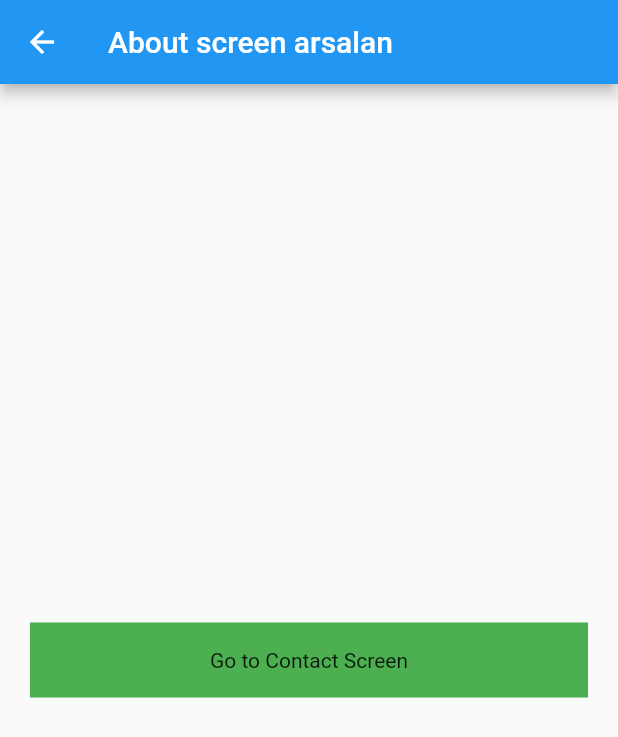
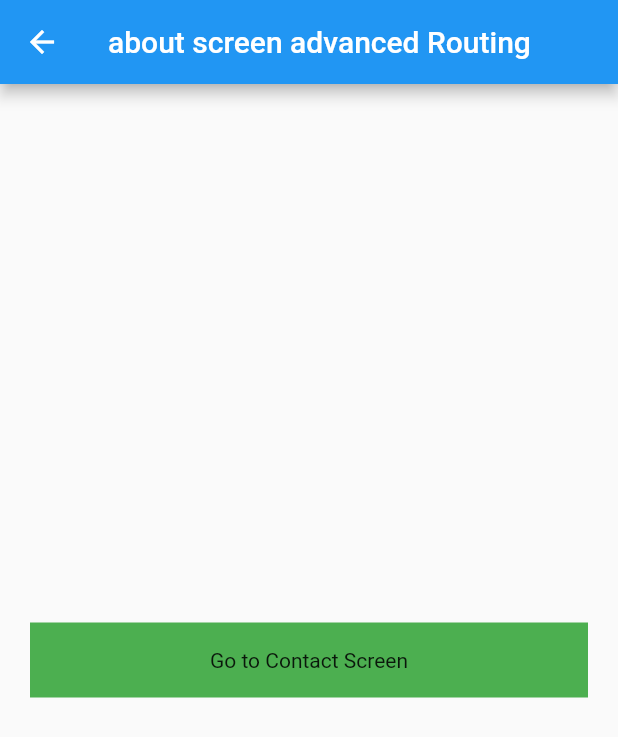
Before and after one commit to arsalan98m/flutter_navigation, a Flutter app: the screen it shows after launch, after a tap on "Got to About Screen", on a phone screen of 412 x 824 dp. Shown: the top 737 px of the screen. Run offline on Flutter 3.47's test engine with Material 2 defaults, Android fonts, the phone set to English and light mode, and no system bars.

Commit message:
advanced named routing

```diff
--- a/lib/about_screen.dart
+++ b/lib/about_screen.dart
@@ -2,19 +2,18 @@ import 'package:flutter/material.dart';
 import 'package:flutter_navigation/contact_screen.dart';
 
 class AboutScreen extends StatelessWidget {
-  static const String routeName = "/about_screen";
+  dynamic data;
 
-  const AboutScreen({
+  AboutScreen({
     Key? key,
+    required this.data,
   }) : super(key: key);
 
   @override
   Widget build(BuildContext context) {
-    final arguments = ModalRoute.of(context)?.settings.arguments as Map;
-
     return Scaffold(
       appBar: AppBar(
-        title: Text("${arguments['title']} ${arguments['name']}"),
+        title: Text("${data['title']} ${data['name']}"),
       ),
       body: SafeArea(
         child: Padding(
--- a/lib/contact_screen.dart
+++ b/lib/contact_screen.dart
@@ -1,8 +1,6 @@
 import 'package:flutter/material.dart';
 
 class ContactScreen extends StatelessWidget {
-  static const String routeName = "/contact_screen";
-
   const ContactScreen({Key? key}) : super(key: key);
 
   @override
--- a/lib/home_screen.dart
+++ b/lib/home_screen.dart
@@ -1,10 +1,9 @@
 import 'package:flutter/material.dart';
 import 'package:flutter_navigation/about_screen.dart';
+import 'package:flutter_navigation/utils/routes_name.dart';
 
-// Named Routes
+// Advanced named routes
 class HomeScreen extends StatelessWidget {
-  static const String routeName = "/home_screen";
-
   const HomeScreen({Key? key}) : super(key: key);
 
   @override
@@ -21,14 +20,11 @@ class HomeScreen extends StatelessWidget {
             children: <Widget>[
               InkWell(
                 onTap: () {
-                  Navigator.pushNamed(
-                    context,
-                    AboutScreen.routeName,
-                    arguments: {
-                      'name': 'arsalan',
-                      'title': 'About screen',
-                    },
-                  );
+                  Navigator.pushNamed(context, RouteName.aboutScreen,
+                      arguments: {
+                        "name": "advanced Routing",
+                        "title": "about screen",
+                      });
                 },
                 child: Container(
                   height: 50,
--- a/lib/main.dart
+++ b/lib/main.dart
@@ -2,6 +2,8 @@ import 'package:flutter/material.dart';
 import 'package:flutter_navigation/about_screen.dart';
 import 'package:flutter_navigation/contact_screen.dart';
 import 'package:flutter_navigation/home_screen.dart';
+import 'package:flutter_navigation/utils/routes.dart';
+import 'package:flutter_navigation/utils/routes_name.dart';
 
 void main() {
   runApp(const MyApp());
@@ -14,16 +16,12 @@ class MyApp extends StatelessWidget {
   @override
   Widget build(BuildContext context) {
     return MaterialApp(
-      title: 'Named Routes',
+      title: 'Advanced Named Routes with onGenerateRoute',
       theme: ThemeData(
         primarySwatch: Colors.blue,
       ),
-      routes: {
-        HomeScreen.routeName: (context) => const HomeScreen(),
-        AboutScreen.routeName: (context) => const AboutScreen(),
-        ContactScreen.routeName: (context) => const ContactScreen(),
-      },
-      initialRoute: HomeScreen.routeName,
+      onGenerateRoute: Routes.generateRoute,
+      initialRoute: RouteName.homeScreen,
     );
   }
 }
--- /dev/null
+++ b/lib/utils/routes.dart
@@ -0,0 +1,33 @@
+import 'package:flutter/material.dart';
+import 'package:flutter_navigation/about_screen.dart';
+import 'package:flutter_navigation/contact_screen.dart';
+import 'package:flutter_navigation/home_screen.dart';
+import 'package:flutter_navigation/utils/routes_name.dart';
+
+class Routes {
+  static Route<dynamic> generateRoute(RouteSettings settings) {
+    switch (settings.name) {
+      case RouteName.homeScreen:
+        return MaterialPageRoute(builder: (context) => const HomeScreen());
+
+      case RouteName.aboutScreen:
+        return MaterialPageRoute(
+          builder: (context) => AboutScreen(
+            data: settings.arguments as Map,
+          ),
+        );
+
+      case RouteName.contactScreen:
+        return MaterialPageRoute(builder: (context) => const ContactScreen());
+
+      default:
+        return MaterialPageRoute(builder: (context) {
+          return const Scaffold(
+            body: Center(
+              child: Text("No Route Defined"),
+            ),
+          );
+        });
+    }
+  }
+}
--- /dev/null
+++ b/lib/utils/routes_name.dart
@@ -0,0 +1,5 @@
+class RouteName {
+  static const String homeScreen = "home_screen";
+  static const String aboutScreen = "about_screen";
+  static const String contactScreen = "contact_screen";
+}
```
